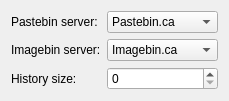
Old version of the form applets/pastebin/pastebinConfig.ui in the repository KDE/kdeplasma-addons.
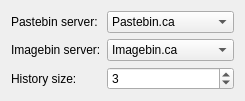
New version of the form. Custom widgets are drawn as their Qt base class.

Commit message: Fix default history size: we do not want it to be "magic" =P

What changed in the file:
```diff
--- a/applets/pastebin/pastebinConfig.ui
+++ b/applets/pastebin/pastebinConfig.ui
@@ -1,7 +1,15 @@
 <ui version="4.0" >
  <class>pastebinConfig</class>
- <widget class="QWidget" name="pastebinConfig" >
-  <property name="windowTitle" >
+ <widget class="QWidget" name="pastebinConfig">
+  <property name="geometry">
+   <rect>
+    <x>0</x>
+    <y>0</y>
+    <width>245</width>
+    <height>96</height>
+   </rect>
+  </property>
+  <property name="windowTitle">
    <string>Pastebin Config Dialog</string>
   </property>
   <layout class="QFormLayout" name="formLayout" >
@@ -55,7 +63,11 @@
     </widget>
    </item>
    <item row="2" column="1">
-    <widget class="KIntSpinBox" name="historySize"/>
+    <widget class="KIntSpinBox" name="historySize">
+     <property name="value">
+      <number>3</number>
+     </property>
+    </widget>
    </item>
   </layout>
  </widget>
```
Left out of the diff: 33 changed lines with no effect on the pictures.
